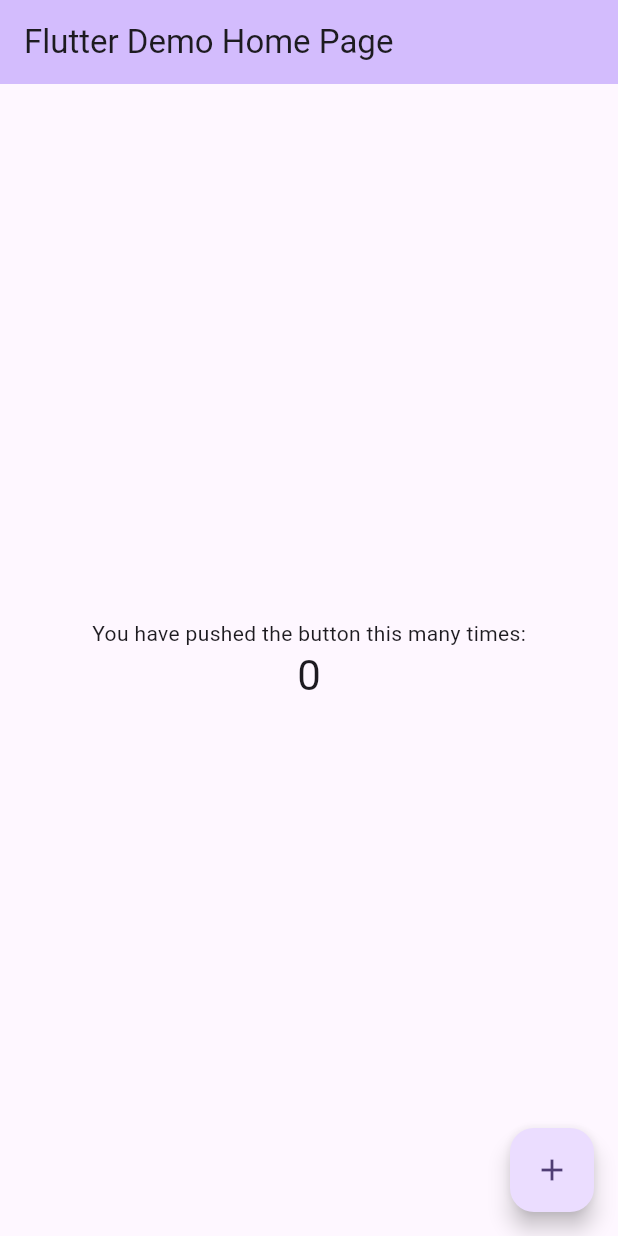
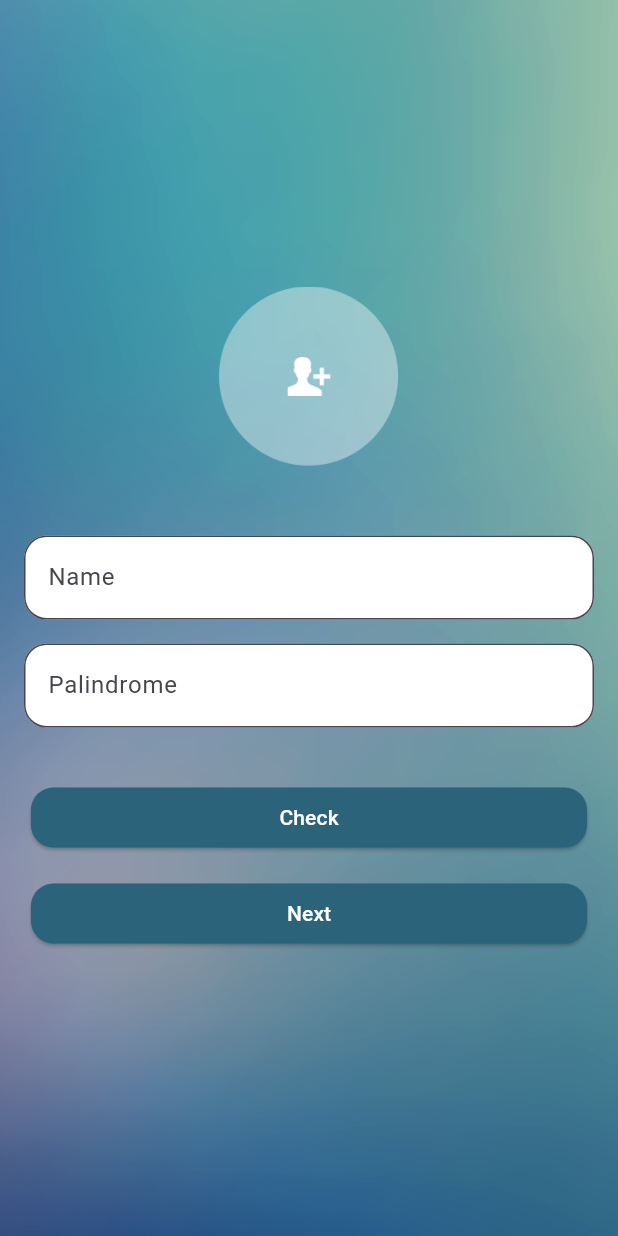
Before and after one commit to AgentGalon/test_suitmedia_Intern, a Flutter app: the screen it shows after launch, on a phone screen of 412 x 824 dp. Run offline on Flutter 3.47's test engine with Material 3 defaults, Android fonts, the light colour scheme and no system bars.

Commit message:
Update Login Screen

```diff
--- a/lib/main.dart
+++ b/lib/main.dart
@@ -1,4 +1,6 @@
 import 'package:flutter/material.dart';
+
+import 'package:test_suitmedia_intern/view/login_screen.dart';
 
 void main() {
   runApp(const MyApp());
@@ -7,119 +9,14 @@
 class MyApp extends StatelessWidget {
   const MyApp({super.key});
 
-  // This widget is the root of your application.
   @override
   Widget build(BuildContext context) {
-    return MaterialApp(
-      title: 'Flutter Demo',
-      theme: ThemeData(
-        // This is the theme of your application.
-        //
-        // TRY THIS: Try running your application with "flutter run". You'll see
-        // the application has a purple toolbar. Then, without quitting the app,
-        // try changing the seedColor in the colorScheme below to Colors.green
-        // and then invoke "hot reload" (save your changes or press the "hot
-        // reload" button in a Flutter-supported IDE, or press "r" if you used
-        // the command line to start the app).
-        //
-        // Notice that the counter didn't reset back to zero; the application
-        // state is not lost during the reload. To reset the state, use hot
-        // restart instead.
-        //
-        // This works for code too, not just values: Most code changes can be
-        // tested with just a hot reload.
-        colorScheme: ColorScheme.fromSeed(seedColor: Colors.deepPurple),
-        useMaterial3: true,
+    return const MaterialApp(
+      debugShowCheckedModeBanner: false,
+      title: "Test Suitmedia",
+      home: SafeArea(
+        child: Login(),
       ),
-      home: const MyHomePage(title: 'Flutter Demo Home Page'),
     );
   }
 }
-
-class MyHomePage extends StatefulWidget {
-  const MyHomePage({super.key, required this.title});
-
-  // This widget is the home page of your application. It is stateful, meaning
-  // that it has a State object (defined below) that contains fields that affect
-  // how it looks.
-
-  // This class is the configuration for the state. It holds the values (in this
-  // case the title) provided by the parent (in this case the App widget) and
-  // used by the build method of the State. Fields in a Widget subclass are
-  // always marked "final".
-
-  final String title;
-
-  @override
-  State<MyHomePage> createState() => _MyHomePageState();
-}
-
-class _MyHomePageState extends State<MyHomePage> {
-  int _counter = 0;
-
-  void _incrementCounter() {
-    setState(() {
-      // This call to setState tells the Flutter framework that something has
-      // changed in this State, which causes it to rerun the build method below
-      // so that the display can reflect the updated values. If we changed
-      // _counter without calling setState(), then the build method would not be
-      // called again, and so nothing would appear to happen.
-      _counter++;
-    });
-  }
-
-  @override
-  Widget build(BuildContext context) {
-    // This method is rerun every time setState is called, for instance as done
-    // by the _incrementCounter method above.
-    //
-    // The Flutter framework has been optimized to make rerunning build methods
-    // fast, so that you can just rebuild anything that needs updating rather
-    // than having to individually change instances of widgets.
-    return Scaffold(
-      appBar: AppBar(
-        // TRY THIS: Try changing the color here to a specific color (to
-        // Colors.amber, perhaps?) and trigger a hot reload to see the AppBar
-        // change color while the other colors stay the same.
-        backgroundColor: Theme.of(context).colorScheme.inversePrimary,
-        // Here we take the value from the MyHomePage object that was created by
-        // the App.build method, and use it to set our appbar title.
-        title: Text(widget.title),
-      ),
-      body: Center(
-        // Center is a layout widget. It takes a single child and positions it
-        // in the middle of the parent.
-        child: Column(
-          // Column is also a layout widget. It takes a list of children and
-          // arranges them vertically. By default, it sizes itself to fit its
-          // children horizontally, and tries to be as tall as its parent.
-          //
-          // Column has various properties to control how it sizes itself and
-          // how it positions its children. Here we use mainAxisAlignment to
-          // center the children vertically; the main axis here is the vertical
-          // axis because Columns are vertical (the cross axis would be
-          // horizontal).
-          //
-          // TRY THIS: Invoke "debug painting" (choose the "Toggle Debug Paint"
-          // action in the IDE, or press "p" in the console), to see the
-          // wireframe for each widget.
-          mainAxisAlignment: MainAxisAlignment.center,
-          children: <Widget>[
-            const Text(
-              'You have pushed the button this many times:',
-            ),
-            Text(
-              '$_counter',
-              style: Theme.of(context).textTheme.headlineMedium,
-            ),
-          ],
-        ),
-      ),
-      floatingActionButton: FloatingActionButton(
-        onPressed: _incrementCounter,
-        tooltip: 'Increment',
-        child: const Icon(Icons.add),
-      ), // This trailing comma makes auto-formatting nicer for build methods.
-    );
-  }
-}
--- /dev/null
+++ b/lib/view/login_screen.dart
@@ -0,0 +1,124 @@
+import 'package:flutter/material.dart';
+
+import 'package:test_suitmedia_intern/view/home_screen.dart';
+import 'package:test_suitmedia_intern/viewmodel/login_viewmodel.dart';
+
+class Login extends StatefulWidget {
+  const Login({super.key});
+
+  @override
+  _LoginState createState() => _LoginState();
+}
+
+class _LoginState extends State<Login> {
+  final LoginViewModel _viewModel = LoginViewModel();
+
+  @override
+  void dispose() {
+    _viewModel.dispose();
+    super.dispose();
+  }
+
+  @override
+  Widget build(BuildContext context) {
+    return Scaffold(
+      body: Stack(
+        children: [
+          Container(
+            decoration: const BoxDecoration(
+              image: DecorationImage(
+                image: AssetImage('assets/background_login.png'),
+                fit: BoxFit.cover,
+              ),
+            ),
+          ),
+          Padding(
+            padding: const EdgeInsets.all(16.0),
+            child: Column(
+              mainAxisAlignment: MainAxisAlignment.center,
+              children: [
+                Image.asset(
+                  'assets/icon_login.png',
+                  height: 120,
+                  width: 120,
+                ),
+                const SizedBox(height: 46.0),
+                TextField(
+                  controller: _viewModel.usernameController,
+                  decoration: InputDecoration(
+                    labelText: 'Name',
+                    border: OutlineInputBorder(
+                      borderRadius: BorderRadius.circular(15.0),
+                    ),
+                    filled: true,
+                    fillColor: Colors.white,
+                  ),
+                ),
+                const SizedBox(height: 16.0),
+                TextField(
+                  controller: _viewModel.palindromeController,
+                  decoration: InputDecoration(
+                    labelText: 'Palindrome',
+                    border: OutlineInputBorder(
+                      borderRadius: BorderRadius.circular(15.0),
+                    ),
+                    filled: true,
+                    fillColor: Colors.white,
+                  ),
+                  readOnly: true,
+                ),
+                const SizedBox(height: 36.0),
+                SizedBox(
+                  width: MediaQuery.of(context).size.width * 0.9,
+                  child: ElevatedButton(
+                    onPressed: () {
+                      _viewModel.checkPalindrome(context);
+                    },
+                    style: ElevatedButton.styleFrom(
+                      shape: RoundedRectangleBorder(
+                        borderRadius: BorderRadius.circular(15.0),
+                      ),
+                      backgroundColor: const Color(0xFF2B637B),
+                    ),
+                    child: const Text(
+                      'Check',
+                      style: TextStyle(
+                        color: Colors.white,
+                      ),
+                    ),
+                  ),
+                ),
+                const SizedBox(height: 16.0),
+                SizedBox(
+                  width: MediaQuery.of(context).size.width * 0.9,
+                  child: ElevatedButton(
+                    onPressed: () {
+                      Navigator.push(
+                        context,
+                        MaterialPageRoute(
+                          builder: (context) => const HomeScreen(),
+                        ),
+                      );
+                    },
+                    style: ElevatedButton.styleFrom(
+                      shape: RoundedRectangleBorder(
+                        borderRadius: BorderRadius.circular(15.0),
+                      ),
+                      backgroundColor: const Color(0xFF2B637B),
+                    ),
+                    child: const Text(
+                      'Next',
+                      style: TextStyle(
+                        color: Colors.white,
+                      ),
+                    ),
+                  ),
+                ),
+              ],
+            ),
+          ),
+        ],
+      ),
+    );
+  }
+}
```
Also changed, not shown: lib/view/home_screen.dart (added, +39 -0 lines), lib/viewmodel/login_viewmodel.dart (added, +31 -0 lines), pubspec.yaml (+4 -4 lines), assets/background_login.png (added), assets/icon_login.png (added), pubspec.lock.
